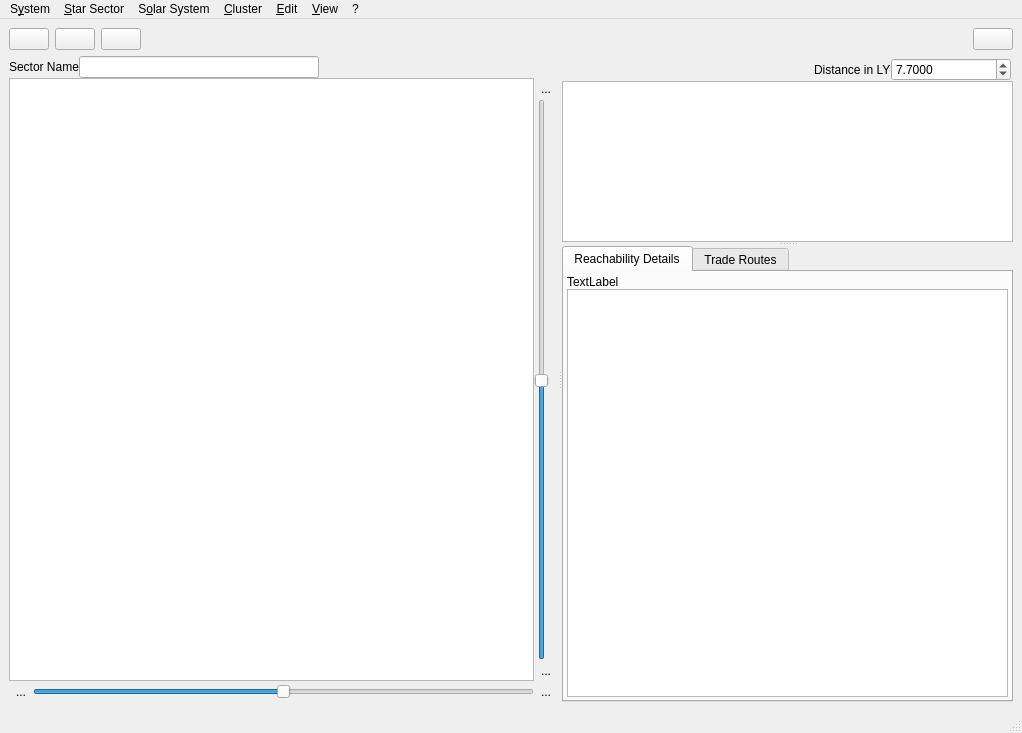
Old version of the form src/warpmainwindow.ui in the repository maxlambertini/Warp2010.
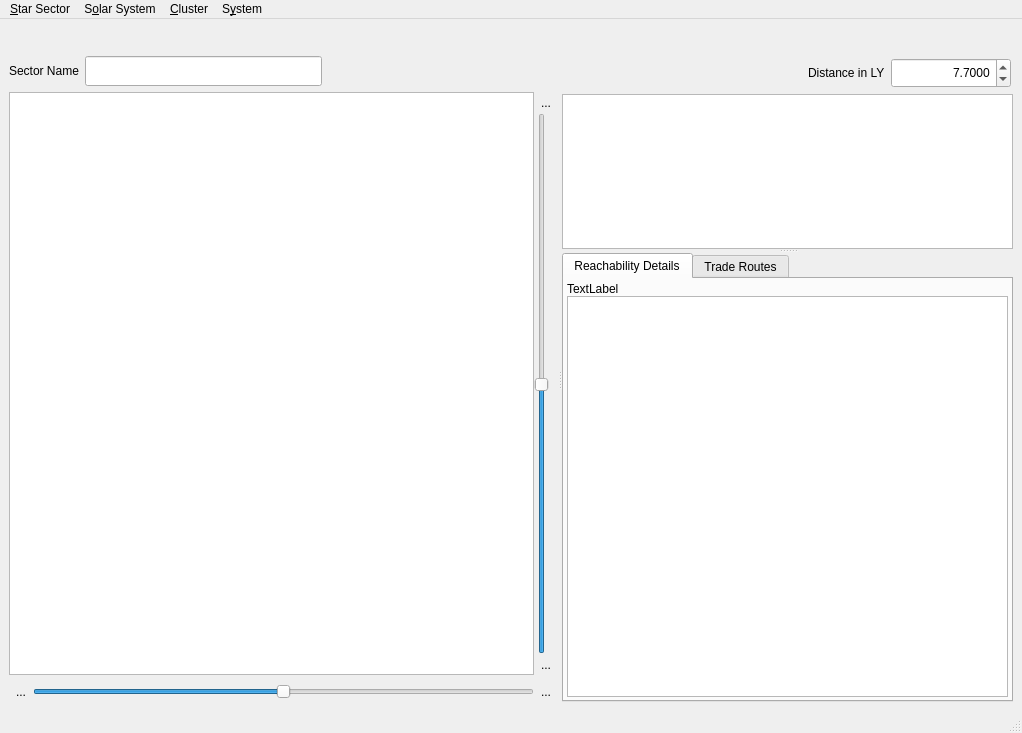
New version of the form. Icons and pictures are not drawn. Custom widgets are drawn as their Qt base class.

Commit message: Almost, almost there.

Diff of the .ui file:
```diff
--- a/src/warpmainwindow.ui
+++ b/src/warpmainwindow.ui
@@ -38,6 +38,9 @@
      <layout class="QHBoxLayout" name="horizontalLayout_7">
       <item>
        <layout class="QHBoxLayout" name="horizontalLayout_4">
+        <property name="spacing">
+         <number>0</number>
+        </property>
         <item>
          <widget class="QPushButton" name="btn_Star_Sector_View">
           <property name="text">
@@ -53,6 +56,9 @@
             <height>24</height>
            </size>
           </property>
+          <property name="flat">
+           <bool>true</bool>
+          </property>
          </widget>
         </item>
         <item>
@@ -71,6 +77,9 @@
             <height>24</height>
            </size>
           </property>
+          <property name="flat">
+           <bool>true</bool>
+          </property>
          </widget>
         </item>
         <item>
@@ -89,6 +98,9 @@
             <height>24</height>
            </size>
           </property>
+          <property name="flat">
+           <bool>true</bool>
+          </property>
          </widget>
         </item>
        </layout>
@@ -121,6 +133,9 @@
           <height>24</height>
          </size>
         </property>
+        <property name="flat">
+         <bool>true</bool>
+        </property>
        </widget>
       </item>
      </layout>
@@ -151,12 +166,12 @@
          <item>
           <layout class="QVBoxLayout" name="verticalLayout_5">
            <property name="spacing">
-            <number>0</number>
+            <number>6</number>
            </property>
            <item>
             <layout class="QHBoxLayout" name="horizontalLayout_6" stretch="0,0,0">
              <property name="spacing">
-              <number>0</number>
+              <number>6</number>
              </property>
              <item>
               <widget class="QLabel" name="label_7">
@@ -170,6 +185,12 @@
              </item>
              <item>
               <widget class="QLineEdit" name="txtSectorName">
+               <property name="minimumSize">
+                <size>
+                 <width>0</width>
+                 <height>30</height>
+                </size>
+               </property>
                <property name="maximumSize">
                 <size>
                  <width>300</width>
@@ -421,12 +442,12 @@
        <widget class="QWidget" name="layoutWidget">
         <layout class="QVBoxLayout" name="verticalLayout_3">
          <property name="spacing">
-          <number>0</number>
+          <number>6</number>
          </property>
          <item>
           <layout class="QHBoxLayout" name="horizontalLayout">
            <property name="spacing">
-            <number>0</number>
+            <number>6</number>
            </property>
            <property name="leftMargin">
             <number>0</number>
@@ -461,6 +482,12 @@
              <property name="text">
               <string>Distance in LY</string>
              </property>
+             <property name="alignment">
+              <set>Qt::AlignLeading|Qt::AlignLeft|Qt::AlignVCenter</set>
+             </property>
+             <property name="indent">
+              <number>0</number>
+             </property>
             </widget>
            </item>
            <item>
@@ -468,7 +495,7 @@
              <property name="minimumSize">
               <size>
                <width>120</width>
-               <height>0</height>
+               <height>30</height>
               </size>
              </property>
              <property name="toolTip">
@@ -478,6 +505,12 @@
              <property name="styleSheet">
               <string notr="true"/>
              </property>
+             <property name="frame">
+              <bool>true</bool>
+             </property>
+             <property name="alignment">
+              <set>Qt::AlignRight|Qt::AlignTrailing|Qt::AlignVCenter</set>
+             </property>
              <property name="decimals">
               <number>4</number>
              </property>
@@ -954,44 +987,10 @@
     <addaction name="action_AboutWarp2010"/>
     <addaction name="actionExit"/>
    </widget>
-   <widget class="QMenu" name="menu_Edit">
-    <property name="title">
-     <string>&amp;Edit</string>
-    </property>
-    <addaction name="action_CopySolarSystem"/>
-    <addaction name="separator"/>
-    <addaction name="action_Preferences"/>
-   </widget>
-   <widget class="QMenu" name="menu_View">
-    <property name="title">
-     <string>&amp;View</string>
-    </property>
-    <widget class="QMenu" name="menuSector_Viewing_Options">
-     <property name="title">
-      <string>Sector Viewing Options</string>
-     </property>
-     <addaction name="action_map_Sector_Map_Options"/>
-     <addaction name="action_Planar_Projection_Modes"/>
-    </widget>
-    <addaction name="menuSector_Viewing_Options"/>
-    <addaction name="separator"/>
-    <addaction name="action_Star_Sector_View"/>
-    <addaction name="action_Solar_System_View"/>
-    <addaction name="action_Diaspora_Cluster_View"/>
-   </widget>
-   <widget class="QMenu" name="menu">
-    <property name="title">
-     <string>?</string>
-    </property>
-    <addaction name="action_AboutWarp2010"/>
-   </widget>
-   <addaction name="menuFileSector"/>
    <addaction name="menuStar_Sector_Operations"/>
    <addaction name="menuSolar_System_Operations"/>
    <addaction name="menuCluster_Operations"/>
-   <addaction name="menu_Edit"/>
-   <addaction name="menu_View"/>
-   <addaction name="menu"/>
+   <addaction name="menuFileSector"/>
   </widget>
   <widget class="QStatusBar" name="statusbar"/>
   <action name="action_NewSector">
```
Left out of the diff: 16 changed lines with no effect on the pictures. The commit also changes 2 other files.
